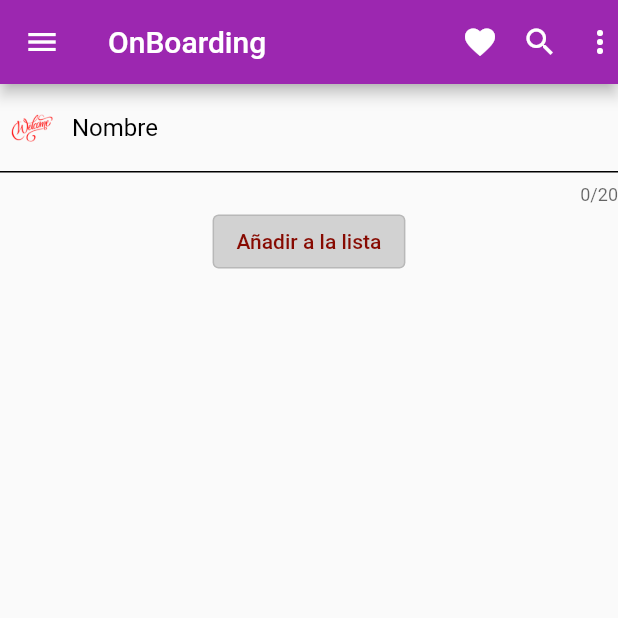
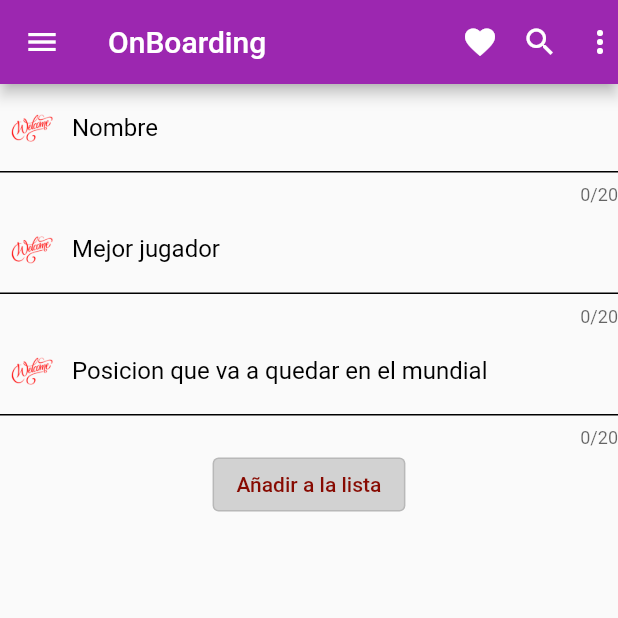
Before and after one commit to gaazpio/A-adirJugadores-Chat, a Flutter app: the OnBoardingListas screen opened by its route, on a phone screen of 412 x 824 dp, the top half of it. Run offline on Flutter 3.47's test engine with Material 2 defaults, Android fonts, the phone set to English and light mode, and no system bars; our stand-ins replace cloud_firestore, firebase_auth, firebase_core; accounts and stored records are empty.

Commit message:
modificando la lista y el onboardingListas para que te deje meter mas datos

```diff
--- a/lib/src/Perfil/Lista.dart
+++ b/lib/src/Perfil/Lista.dart
@@ -3,10 +3,15 @@ import 'package:cloud_firestore/cloud_firestore.dart';
 class Lista{
   final String? uid;
   final String? name;
+  final String? mvp;
+  final int posicion;
+
 
   Lista({
     this.name="",
+    this.mvp="",
     this.uid="",
+    this.posicion=0,
 
   });
 
@@ -17,6 +22,8 @@ class Lista{
     final data = snapshot.data();
     return Lista(
         name: data?['name'],
+        mvp: data?['mvp'],
+        posicion:data?['posicion'],
         uid:snapshot.id
 
     );
@@ -25,6 +32,10 @@ class Lista{
   Map<String, dynamic> toFirestore() {
     return {
       if (name != null) "name": name,
+      if (mvp != null) "mvp": mvp,
+      if (posicion != 0) "posicion": posicion,
+
+
     };
   }
 }
--- a/lib/src/login_views/HomeView.dart
+++ b/lib/src/login_views/HomeView.dart
@@ -53,7 +53,7 @@ class _HomeState extends State<HomeView> {
     return Scaffold(
       appBar: AppBar(
         leading: Icon(Icons.menu),
-        title: Text('HomeView'),
+        title: Text('Equipos del mundial'),
         actions: [
           Icon(Icons.favorite),
           Padding(
@@ -76,14 +76,14 @@ class _HomeState extends State<HomeView> {
             );
           },
           separatorBuilder: (BuildContext context, int index) =>
-              const Divider(),
+          const Divider(),
         ),
       ),
       floatingActionButton: FloatingActionButton.extended(
         onPressed: () {
           Navigator.of(context).popAndPushNamed("/onBoardingListas");
         },
-        label: const Text('Añadir nueva lista'),
+        label: const Text('Añadir nueva equipo'),
         icon: const Icon(Icons.add),
         backgroundColor: Colors.purple,
       ),
--- a/lib/src/login_views/OnBoardingListas.dart
+++ b/lib/src/login_views/OnBoardingListas.dart
@@ -2,9 +2,6 @@ import 'package:cloud_firestore/cloud_firestore.dart';
 import 'package:examen_david_gazpio/src/Perfil/Lista.dart';
 import 'package:firebase_auth/firebase_auth.dart';
 import 'package:flutter/material.dart';
-
-
-import '../Perfil/Perfiles.dart';
 import '../custom_views/InputTexts.dart';
 
 class OnBoardingListas extends StatefulWidget {
@@ -25,13 +22,11 @@ class _OnBoardingListasView extends State<OnBoardingListas> {
 
   }
 
-  void registarOnboardingList(String nombre, BuildContext context) async{
-    Lista mb = new Lista(name: nombre,);
+  void registarOnboardingList(String nombre,String mvp,int posi, BuildContext context) async{
+    Lista mb = new Lista(name: nombre,mvp: mvp,posicion: posi);
 
     final docRef = db.collection("listas");
     await docRef.add(mb.toFirestore());
-
-
     Navigator.of(context).popAndPushNamed("/home");
   }
 
@@ -40,6 +35,8 @@ class _OnBoardingListasView extends State<OnBoardingListas> {
   Widget build(BuildContext context) {
 
     inputTexts2 iNombre=inputTexts2(sTittle:"Nombre");
+    inputTexts2 iMvp=inputTexts2(sTittle:"Mejor jugador");
+    inputTexts2 iPosicion=inputTexts2(sTittle:"Posicion que va a quedar en el mundial");
 
     // TODO: implement build
     return Scaffold(
@@ -62,10 +59,12 @@ class _OnBoardingListasView extends State<OnBoardingListas> {
             mainAxisAlignment: MainAxisAlignment.start,
             children: [
               iNombre,
+              iMvp,
+              iPosicion,
               OutlinedButton(
                 onPressed: () {
-                  registarOnboardingList(iNombre.getText(),context);
-                  print("NOMBRE "+iNombre.getText());
+                  registarOnboardingList(iNombre.getText(),iMvp.getText(), int.parse(iPosicion.getText()),context);
+                  print("NOMBRE "+iNombre.getText()+"MVP "+iMvp.getText()+""+iPosicion.getText());
                 },
                 style: OutlinedButton.styleFrom(
                     backgroundColor: Color.fromRGBO(210, 210, 210, 20)),
```
